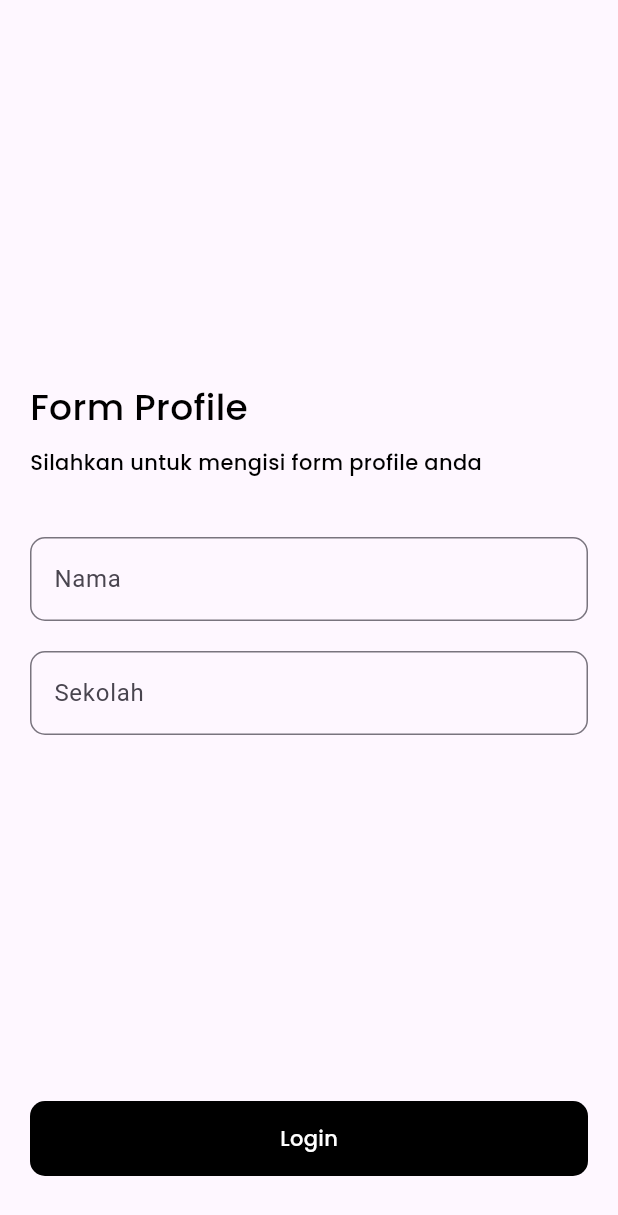
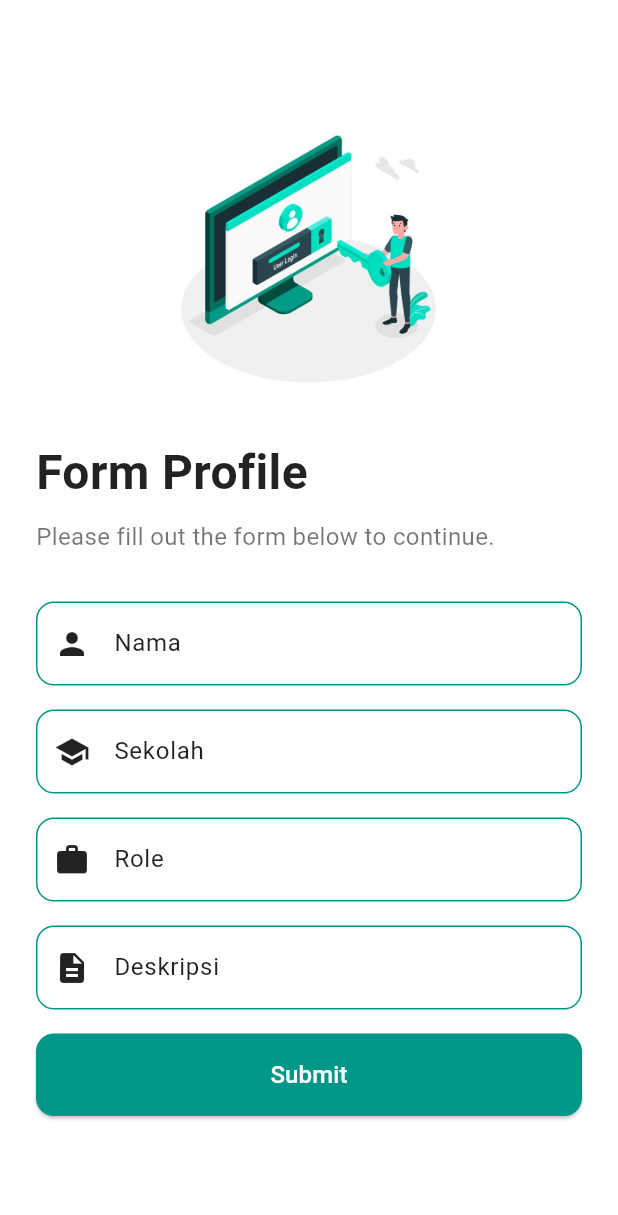
Before and after one commit to fathirputratama/profile-page-2, a Flutter app: the screen it shows after launch, on a phone screen of 412 x 824 dp. Shown: the top 1215 px of the screen. Run offline on Flutter 3.47's test engine with Material 3 defaults, Android fonts, the phone set to English and light mode, and no system bars.

Commit message:
first commit

```diff
--- a/lib/main.dart
+++ b/lib/main.dart
@@ -1,5 +1,5 @@
 import 'package:flutter/material.dart';
-import 'package:google_fonts/google_fonts.dart';
+import 'homePage.dart'; // Import halaman HomePage untuk navigasi
 
 void main() {
   runApp(const MyApp());
@@ -28,111 +28,156 @@ class LoginPage extends StatefulWidget {
 class _LoginPageState extends State<LoginPage> {
   final TextEditingController _usernameController = TextEditingController();
   final TextEditingController _sekolahController = TextEditingController();
+  final TextEditingController _roleController = TextEditingController();
+  final TextEditingController _deskripsiController = TextEditingController();
 
   @override
   Widget build(BuildContext context) {
     return Scaffold(
-      body: Padding(
-        padding: const EdgeInsets.only(bottom: 40.0, left: 20.0, right: 20.0),
+      backgroundColor: Colors.white,
+      body: Center(
+        child: SingleChildScrollView(
+          child: Padding(
+            padding: const EdgeInsets.all(24.0),
             child: Column(
-          crossAxisAlignment: CrossAxisAlignment.start,
-          mainAxisAlignment: MainAxisAlignment.spaceBetween,
-          children: [
-            const SizedBox(
-              height: 10,
-            ),
-            Column(
+              mainAxisAlignment: MainAxisAlignment.center,
               crossAxisAlignment: CrossAxisAlignment.start,
               children: [
-                Text(
+                Center(
+                  child: Image.asset(
+                    'assets/images/login.jpg',
+                    height: 180,
+                  ),
+                ),
+                const SizedBox(height: 32.0),
+                const Text(
                   "Form Profile",
-                  style: GoogleFonts.poppins(
-                      fontSize: 24,
-                      fontWeight: FontWeight.w500,
-                      color: const Color.fromARGB(255, 0, 0, 0)),
+                  style: TextStyle(
+                    fontSize: 32,
+                    fontWeight: FontWeight.bold,
+                    color: Colors.black87,
                   ),
-                const SizedBox(
-                  height: 10,
                 ),
-                Text(
-                  "Silahkan untuk mengisi form profile anda",
-                  style: GoogleFonts.poppins(
-                      fontSize: 14,
-                      fontWeight: FontWeight.w500,
-                      color: const Color.fromARGB(255, 0, 0, 0)),
+                const SizedBox(height: 8.0),
+                const Text(
+                  "Please fill out the form below to continue.",
+                  style: TextStyle(
+                    fontSize: 16,
+                    color: Colors.black54,
                   ),
-                const SizedBox(
-                  height: 40,
                 ),
-                TextFormField(
+                const SizedBox(height: 32.0),
+                // Username input
+                TextField(
                   controller: _usernameController,
-                  validator: (value) {
-                    if (value == null || value.isEmpty) {
-                      return 'Masukan username';
-                    }
-                    return null;
-                  },
+                  cursorColor: Colors.teal,
+                  style: const TextStyle(color: Colors.black87),
                   decoration: InputDecoration(
                     labelText: 'Nama',
-                    hintText: 'Input nama anda',
-                    hintStyle: GoogleFonts.poppins(
-                      fontSize: 14,
-                      fontWeight: FontWeight.w500,
-                      color: const Color.fromARGB(255, 98, 98, 98),
+                    labelStyle: const TextStyle(color: Colors.black87),
+                    border: OutlineInputBorder(
+                      borderRadius: BorderRadius.circular(12.0),
+                      borderSide: const BorderSide(color: Colors.teal),
                     ),
-                    border: const OutlineInputBorder(
-                        borderRadius: BorderRadius.all(
-                          Radius.circular(10),
+                    focusedBorder: OutlineInputBorder(
+                      borderRadius: BorderRadius.circular(12.0),
+                      borderSide: const BorderSide(color: Colors.teal),
                     ),
-                        borderSide: BorderSide(
-                          color: Color.fromARGB(255, 0, 0, 0),
-                        )),
+                    enabledBorder: OutlineInputBorder(
+                      borderRadius: BorderRadius.circular(12.0),
+                      borderSide: const BorderSide(color: Colors.teal),
+                    ),
+                    prefixIcon: const Icon(Icons.person, color: Colors.black87),
                   ),
                 ),
-                const SizedBox(
-                  height: 20,
-                ),
-                TextFormField(
-                  validator: (value) {
-                    if (value == null || value.isEmpty) {
-                      return 'Masukan sekolah';
-                    }
-                    return null;
-                  },
-                  keyboardType: TextInputType.visiblePassword,
-                  // obscureText: true,
+                const SizedBox(height: 16.0),
+                // Sekolah input
+                TextField(
                   controller: _sekolahController,
+                  cursorColor: Colors.teal,
+                  style: const TextStyle(color: Colors.black87),
                   decoration: InputDecoration(
                     labelText: 'Sekolah',
-                    hintText: 'Input nama sekolah',
-                    hintStyle: GoogleFonts.poppins(
-                      fontSize: 14,
-                      fontWeight: FontWeight.w500,
-                      color: const Color.fromARGB(255, 98, 98, 98),
+                    labelStyle: const TextStyle(color: Colors.black87),
+                    border: OutlineInputBorder(
+                      borderRadius: BorderRadius.circular(12.0),
+                      borderSide: const BorderSide(color: Colors.teal),
                     ),
-                    border: const OutlineInputBorder(
-                        borderRadius: BorderRadius.all(
-                          Radius.circular(10),
+                    focusedBorder: OutlineInputBorder(
+                      borderRadius: BorderRadius.circular(12.0),
+                      borderSide: const BorderSide(color: Colors.teal),
                     ),
-                        borderSide: BorderSide(
-                          color: Color.fromARGB(255, 0, 0, 0),
-                        )),
+                    enabledBorder: OutlineInputBorder(
+                      borderRadius: BorderRadius.circular(12.0),
+                      borderSide: const BorderSide(color: Colors.teal),
+                    ),
+                    prefixIcon: const Icon(Icons.school, color: Colors.black87),
                   ),
                 ),
-              ],
+                const SizedBox(height: 16.0),
+                // Role input
+                TextField(
+                  controller: _roleController,
+                  cursorColor: Colors.teal,
+                  style: const TextStyle(color: Colors.black87),
+                  decoration: InputDecoration(
+                    labelText: 'Role',
+                    labelStyle: const TextStyle(color: Colors.black87),
+                    border: OutlineInputBorder(
+                      borderRadius: BorderRadius.circular(12.0),
+                      borderSide: const BorderSide(color: Colors.teal),
                     ),
-            InkWell(
-              onTap: () {
+                    focusedBorder: OutlineInputBorder(
+                      borderRadius: BorderRadius.circular(12.0),
+                      borderSide: const BorderSide(color: Colors.teal),
+                    ),
+                    enabledBorder: OutlineInputBorder(
+                      borderRadius: BorderRadius.circular(12.0),
+                      borderSide: const BorderSide(color: Colors.teal),
+                    ),
+                    prefixIcon: const Icon(Icons.work, color: Colors.black87),
+                  ),
+                ),
+                const SizedBox(height: 16.0),
+                // Deskripsi input
+                TextField(
+                  controller: _deskripsiController,
+                  cursorColor: Colors.teal,
+                  style: const TextStyle(color: Colors.black87),
+                  decoration: InputDecoration(
+                    labelText: 'Deskripsi',
+                    labelStyle: const TextStyle(color: Colors.black87),
+                    border: OutlineInputBorder(
+                      borderRadius: BorderRadius.circular(12.0),
+                      borderSide: const BorderSide(color: Colors.teal),
+                    ),
+                    focusedBorder: OutlineInputBorder(
+                      borderRadius: BorderRadius.circular(12.0),
+                      borderSide: const BorderSide(color: Colors.teal),
+                    ),
+                    enabledBorder: OutlineInputBorder(
+                      borderRadius: BorderRadius.circular(12.0),
+                      borderSide: const BorderSide(color: Colors.teal),
+                    ),
+                    prefixIcon: const Icon(Icons.description, color: Colors.black87),
+                  ),
+                ),
+                const SizedBox(height: 16.0),
+                // Sign In button
+                SizedBox(
+                  width: double.infinity,
+                  child: ElevatedButton(
+                    onPressed: () {
                       if (_usernameController.text.isEmpty ||
-                    _sekolahController.text.isEmpty) {
+                          _sekolahController.text.isEmpty ||
+                          _roleController.text.isEmpty ||
+                          _deskripsiController.text.isEmpty) {
                         ScaffoldMessenger.of(context).showSnackBar(
                           const SnackBar(
                             backgroundColor: Colors.red,
                             content: Text(
                               'Isi form login dengan lengkap!',
-                        style: TextStyle(
-                          color: Colors.white,
-                        ),
+                              style: TextStyle(color: Colors.white),
                             ),
                           ),
                         );
@@ -143,51 +188,30 @@ class _LoginPageState extends State<LoginPage> {
                             builder: (context) => HomePage(
                               username: _usernameController.text,
                               sekolah: _sekolahController.text,
+                              role: _roleController.text,
+                              deskripsi: _deskripsiController.text,
                             ),
                           ),
                         );
                       }
                     },
-              child: Container(
-                height: 50,
-                width: double.infinity,
-                decoration: BoxDecoration(
-                  borderRadius: BorderRadius.circular(10),
-                  color: const Color.fromARGB(255, 0, 0, 0),
+                    style: ElevatedButton.styleFrom(
+                      padding: const EdgeInsets.all(16.0),
+                      shape: RoundedRectangleBorder(
+                        borderRadius: BorderRadius.circular(12.0),
                       ),
-                child: Center(
-                  child: Text(
-                    "Login",
-                    style: GoogleFonts.poppins(
-                        fontSize: 14,
-                        fontWeight: FontWeight.w500,
-                        color: const Color.fromARGB(255, 255, 255, 255)),
+                      backgroundColor: Colors.teal,
+                      foregroundColor: Colors.white,
                     ),
+                    child: const Text(
+                      "Submit",
+                      style: TextStyle(fontSize: 16),
                     ),
                   ),
                 ),
               ],
             ),
           ),
-    );
-  }
-}
-
-class HomePage extends StatelessWidget {
-  const HomePage({super.key, required this.username, required this.sekolah});
-  final String username;
-  final String sekolah;
-
-  @override
-  Widget build(BuildContext context) {
-    return Scaffold(
-      body: Center(
-        child: Text(
-          "Welcome back - $username - $sekolah",
-          style: GoogleFonts.poppins(
-              fontSize: 24,
-              fontWeight: FontWeight.w500,
-              color: const Color.fromARGB(255, 0, 0, 0)),
         ),
       ),
     );
--- a/pubspec.yaml
+++ b/pubspec.yaml
@@ -35,7 +35,6 @@ dependencies:
   # The following adds the Cupertino Icons font to your application.
   # Use with the CupertinoIcons class for iOS style icons.
   cupertino_icons: ^1.0.8
-  google_fonts: ^6.2.1
 
 dev_dependencies:
   flutter_test:
```
Also changed, not shown: lib/homePage.dart (added, +277 -0 lines), assets/images/background.jpg (added), assets/images/js.jpg (added), assets/images/laravel.jpg (added), assets/images/login.jpg (added), assets/images/react.jpg (added), assets/images/shouyo.jpeg (added), assets/images/tailwind.jpg (added), pubspec.lock, 1 other file. Lines whose indentation alone changed are shown as unchanged.
